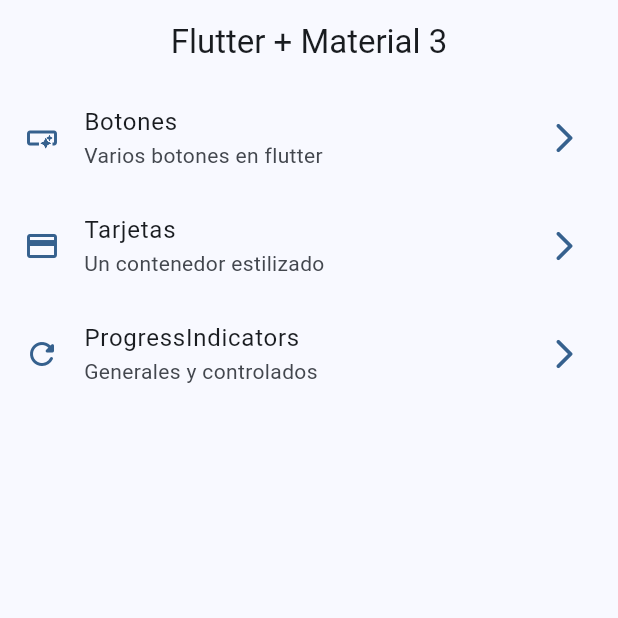
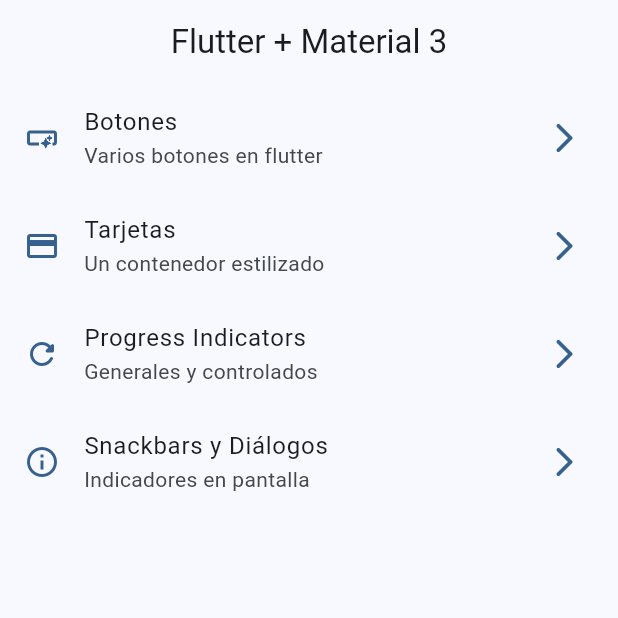
Before and after one commit to edu5975/windgets_app, a Flutter app: the screen it shows after launch, on a phone screen of 412 x 824 dp, the top half of it. Run offline on Flutter 3.47's test engine with Material 2 defaults, Android fonts, the light colour scheme and no system bars; our stand-ins replace go_router.

Commit message:
snackbars

```diff
--- a/lib/config/menu/menu_items.dart
+++ b/lib/config/menu/menu_items.dart
@@ -28,9 +28,15 @@
     icon: Icons.credit_card,
   ),
   MenuItem(
-    title: 'ProgressIndicators',
+    title: 'Progress Indicators',
     subTitle: 'Generales y controlados',
     link: '/progress',
     icon: Icons.refresh_rounded,
   ),
+  MenuItem(
+    title: 'Snackbars y Diálogos',
+    subTitle: 'Indicadores en pantalla',
+    link: '/snackbars',
+    icon: Icons.info_outline,
+  ),
 ];
--- a/lib/config/router/app_router.dart
+++ b/lib/config/router/app_router.dart
@@ -24,5 +24,10 @@
       name: ProgressScreen.name,
       builder: (context, state) => const ProgressScreen(),
     ),
+    GoRoute(
+      path: '/snackbars',
+      name: SnackbarScreen.name,
+      builder: (context, state) => const SnackbarScreen(),
+    ),
   ],
 );
```
Also changed, not shown: lib/presentation/screens/snackbar/snackbar_screen.dart (+21 -1 lines).
